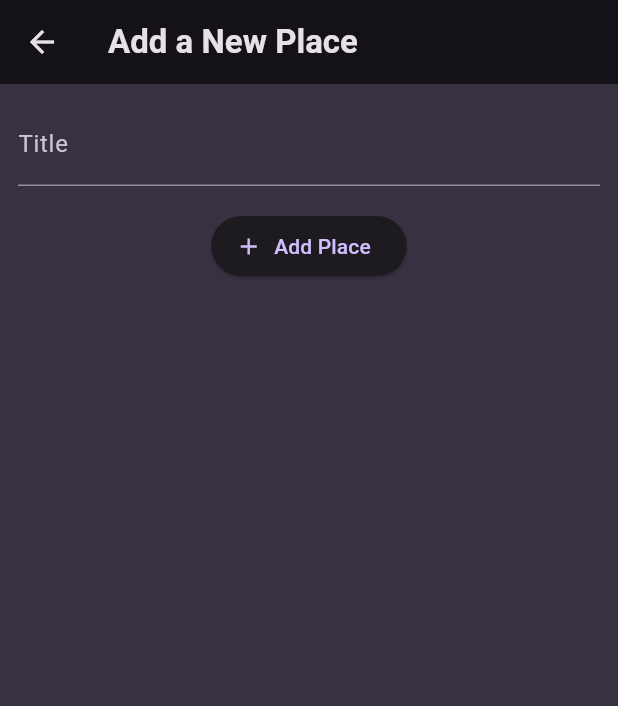
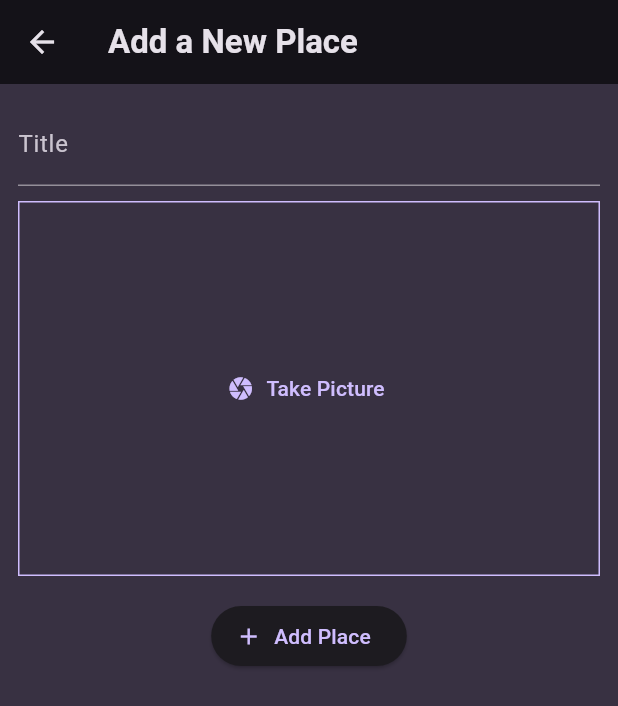
Before and after one commit to realbronoh/favorite-places, a Flutter app: the screen it shows after launch, after a tap on the "add" icon, on a phone screen of 412 x 824 dp. Shown: the top 706 px of the screen. Run offline on Flutter 3.47's test engine with Material 3 defaults, Android fonts, the phone set to English and light mode, and no system bars; our stand-ins replace flutter_riverpod, google_fonts, image_picker.

Commit message:
Native Camera Feature using image_picker lib

```diff
--- a/lib/models/place.dart
+++ b/lib/models/place.dart
@@ -1,3 +1,5 @@
+import 'dart:io';
+
 import 'package:uuid/uuid.dart';
 
 const uuid = Uuid();
@@ -5,8 +7,10 @@ const uuid = Uuid();
 class Place {
   Place({
     required this.title,
+    required this.image,
   }) : id = uuid.v4();
 
   final String id;
   final String title;
+  final File image;
 }
--- a/lib/providers/user_places.dart
+++ b/lib/providers/user_places.dart
@@ -1,11 +1,13 @@
+import 'dart:io';
+
 import 'package:favorite_places/models/place.dart';
 import 'package:flutter_riverpod/flutter_riverpod.dart';
 
 class UserPlacesNotifier extends StateNotifier<List<Place>> {
   UserPlacesNotifier() : super(const []);
 
-  void addPlace(String title) {
-    final newPlace = Place(title: title);
+  void addPlace(String title, File image) {
+    final newPlace = Place(title: title, image: image);
     state = [newPlace, ...state];
   }
 }
--- a/lib/screens/add_place.dart
+++ b/lib/screens/add_place.dart
@@ -1,4 +1,7 @@
+import 'dart:io';
+
 import 'package:favorite_places/providers/user_places.dart';
+import 'package:favorite_places/widgets/image_input.dart';
 import 'package:flutter/material.dart';
 import 'package:flutter_riverpod/flutter_riverpod.dart';
 
@@ -9,16 +12,23 @@ class AddPlaceScreen extends ConsumerStatefulWidget {
 
 class _AddPlaceScreenState extends ConsumerState<AddPlaceScreen> {
   final _titleController = TextEditingController();
+  File? _selectedImage;
+
+  void _selectImage(File pickedImage) {
+    _selectedImage = pickedImage;
+  }
 
   void _savePlace() {
     final enteredTitle = _titleController.text;
 
-    if (enteredTitle.isEmpty) {
+    if (enteredTitle.isEmpty || _selectedImage == null) {
       // show alert dialog
       return;
     }
 
-    ref.read(userPlacesProvider.notifier).addPlace(enteredTitle);
+    ref
+        .read(userPlacesProvider.notifier)
+        .addPlace(enteredTitle, _selectedImage!);
 
     Navigator.of(context).pop();
   }
@@ -48,9 +58,11 @@ class _AddPlaceScreenState extends ConsumerState<AddPlaceScreen> {
                 color: Theme.of(context).colorScheme.onBackground,
               ),
             ),
-            const SizedBox(
-              height: 16,
+            const SizedBox(height: 10),
+            ImageInput(
+              onPickImage: _selectImage,
             ),
+            const SizedBox(height: 16),
             ElevatedButton.icon(
               onPressed: _savePlace,
               icon: const Icon(Icons.add),
--- a/lib/screens/places.dart
+++ b/lib/screens/places.dart
@@ -29,8 +29,11 @@ class PlacesScreen extends ConsumerWidget {
           ),
         ],
       ),
-      body: PlacesList(
-        places: userPlaces,
+      body: Padding(
+        padding: const EdgeInsets.all(8.0),
+        child: PlacesList(
+          places: userPlaces,
+        ),
       ),
     );
   }
--- /dev/null
+++ b/lib/widgets/image_input.dart
@@ -0,0 +1,69 @@
+import 'dart:io';
+import 'package:flutter/material.dart';
+import 'package:image_picker/image_picker.dart';
+
+class ImageInput extends StatefulWidget {
+  const ImageInput({
+    super.key,
+    required this.onPickImage,
+  });
+
+  final void Function(File image) onPickImage;
+
+  @override
+  State<ImageInput> createState() => _ImageInputState();
+}
+
+class _ImageInputState extends State<ImageInput> {
+  File? _selectedImage;
+
+  void _takePicture() async {
+    final imagePicker = ImagePicker();
+    final pickedImage = await imagePicker.pickImage(
+      source: ImageSource.camera,
+      maxWidth: 600,
+    );
+    if (pickedImage == null) {
+      return;
+    }
+
+    setState(() {
+      _selectedImage = File(pickedImage.path);
+    });
+
+    widget.onPickImage(_selectedImage!);
+  }
+
+  @override
+  Widget build(BuildContext context) {
+    Widget content = TextButton.icon(
+      icon: const Icon(Icons.camera),
+      label: const Text('Take Picture'),
+      onPressed: _takePicture,
+    );
+
+    if (_selectedImage != null) {
+      content = GestureDetector(
+        onTap: _takePicture,
+        child: Image.file(
+          _selectedImage!,
+          fit: BoxFit.cover,
+          width: double.infinity,
+          height: double.infinity,
+        ),
+      );
+    }
+    return Container(
+      decoration: BoxDecoration(
+        border: Border.all(
+          width: 1,
+          color: Theme.of(context).colorScheme.primary,
+        ),
+      ),
+      height: 250,
+      width: double.infinity,
+      alignment: Alignment.center,
+      child: content,
+    );
+  }
+}
--- a/lib/widgets/places_list.dart
+++ b/lib/widgets/places_list.dart
@@ -34,6 +34,10 @@ class PlacesList extends StatelessWidget {
             ),
           );
         },
+        leading: CircleAvatar(
+          radius: 26,
+          backgroundImage: FileImage(places[index].image),
+        ),
         title: Text(
           places[index].title,
           style: Theme.of(context).textTheme.titleMedium!.copyWith(
--- a/pubspec.yaml
+++ b/pubspec.yaml
@@ -38,6 +38,7 @@ dependencies:
   google_fonts: ^6.1.0
   uuid: ^4.2.2
   flutter_riverpod: ^2.4.9
+  image_picker: ^1.0.5
 
 dev_dependencies:
   flutter_test:
```
Also changed, not shown: lib/screens/place_detail.dart (+9 -7 lines), pubspec.lock, 8 other files.
